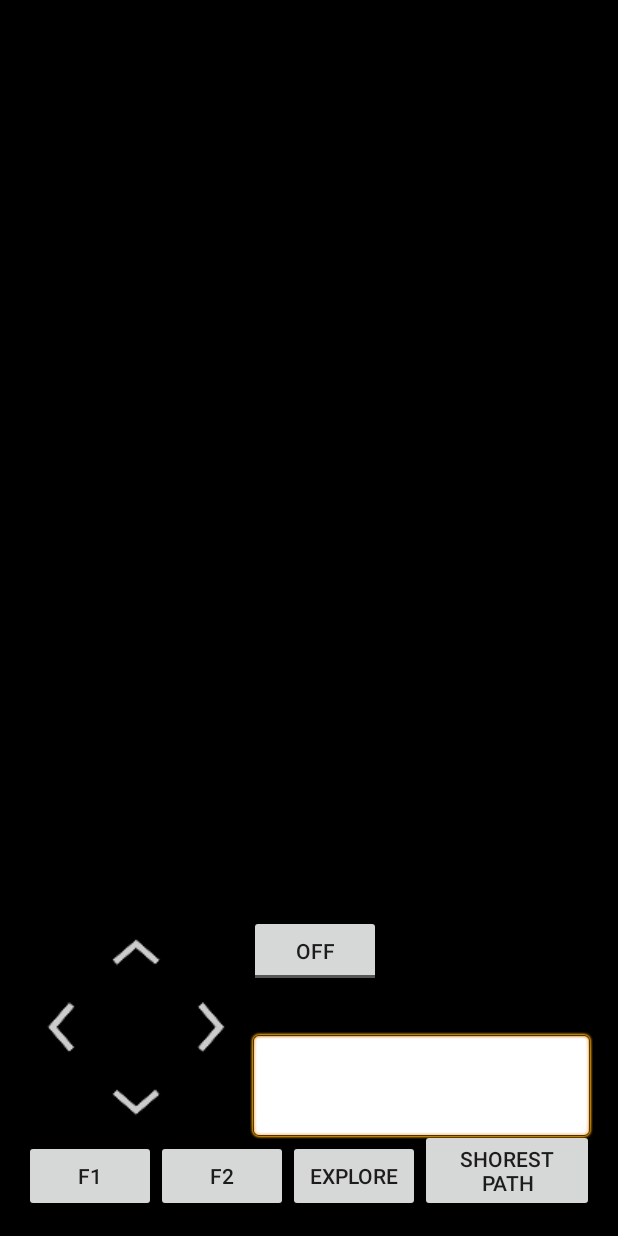
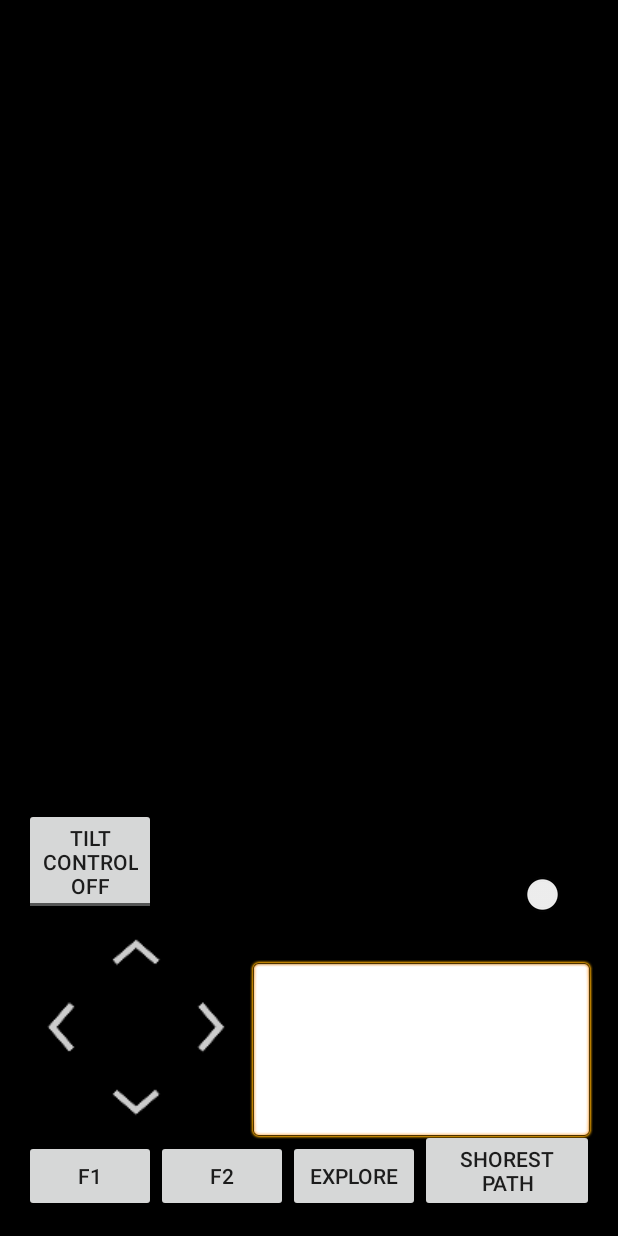
Before and after one commit to ivantwj/MDPGrp10_Android, an Android app: the layout activity_main.xml on its own in the app's theme, with its tools: preview values and no code run, on a phone screen of 412 x 824 dp. Run offline under Robolectric (Android 15) with nearby library versions, the phone set to English and light mode, and no system bars.

Commit message:
Added tilt control for robot movement

```diff
--- a/app/src/main/res/layout/activity_main.xml
+++ b/app/src/main/res/layout/activity_main.xml
@@ -95,18 +95,9 @@
         android:textAppearance="?android:attr/textAppearanceLarge"
         android:text="Robot Status:"
         android:id="@+id/textViewRobotStatus"
-        android:layout_below="@+id/toggleButton"
         android:layout_alignLeft="@+id/robotStatus"
-        android:layout_alignStart="@+id/robotStatus" />
-
-    <ToggleButton
-        android:layout_width="wrap_content"
-        android:layout_height="wrap_content"
-        android:id="@+id/toggleButton"
-        android:layout_alignTop="@+id/relativeLayout"
-        android:layout_alignLeft="@+id/textViewRobotStatus"
-        android:layout_alignStart="@+id/textViewRobotStatus"
-        android:checked="false" />
+        android:layout_alignStart="@+id/robotStatus"
+        android:layout_alignTop="@+id/relativeLayout" />
 
     <EditText
         android:id="@+id/robotStatus"
@@ -129,4 +120,25 @@
         android:layout_toRightOf="@+id/buttonExplore"
         android:layout_toEndOf="@+id/buttonExplore" />
 
+    <ToggleButton
+        android:layout_width="wrap_content"
+        android:layout_height="wrap_content"
+        android:text="Tilt Control"
+        android:textOff="Tilt Control Off"
+        android:textOn="Tilt Control On"
+        android:id="@+id/toggleButtonTilt"
+        android:layout_above="@+id/relativeLayout"
+        android:layout_toLeftOf="@+id/buttonF2"
+        android:layout_toStartOf="@+id/buttonF2"
+        android:checked="false" />
+
+    <Switch
+        android:layout_width="wrap_content"
+        android:layout_height="wrap_content"
+        android:text="New Switch"
+        android:id="@+id/switch1"
+        android:layout_above="@+id/relativeLayout"
+        android:layout_alignRight="@+id/robotStatus"
+        android:layout_alignEnd="@+id/robotStatus" />
+
 </RelativeLayout>
```
Also changed, not shown: app/src/main/java/com/mdpgrp10/androidmobilecontrollermodule/MainActivity.java (+74 -3 lines).
